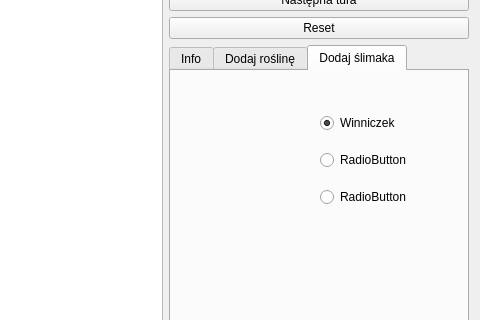
The window that mainwindow.ui (KarolStachurka/PJC) describes before a commit, drawn with Qt 5; both pictures show x 135 to 615 and y 113 to 433 of the 615 by 534 pixel window.
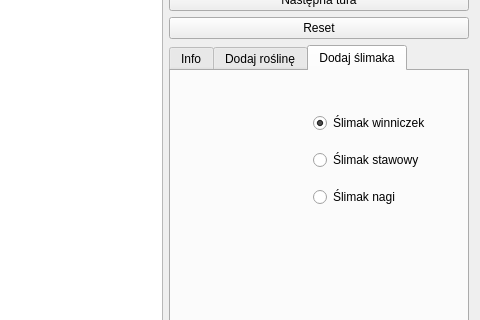
The same window after the commit. The open tabs and pages were chosen to show the change.

```diff
--- a/mainwindow.ui
+++ b/mainwindow.ui
@@ -330,14 +330,14 @@
              <item row="1" column="1">
               <widget class="QRadioButton" name="radioButton">
                <property name="text">
-                <string>RadioButton</string>
+                <string>Ślimak stawowy</string>
                </property>
               </widget>
              </item>
              <item row="0" column="1">
               <widget class="QRadioButton" name="addHelixRadioButton">
                <property name="text">
-                <string>Winniczek</string>
+                <string>Ślimak winniczek</string>
                </property>
                <property name="checked">
                 <bool>true</bool>
@@ -347,7 +347,7 @@
              <item row="2" column="1">
               <widget class="QRadioButton" name="radioButton_3">
                <property name="text">
-                <string>RadioButton</string>
+                <string>Ślimak nagi</string>
                </property>
               </widget>
              </item>
@@ -372,6 +372,9 @@
                <property name="text">
                 <string/>
                </property>
+               <property name="alignment">
+                <set>Qt::AlignCenter</set>
+               </property>
               </widget>
              </item>
              <item row="2" column="0">
@@ -382,6 +385,9 @@
                <property name="text">
                 <string/>
                </property>
+               <property name="alignment">
+                <set>Qt::AlignCenter</set>
+               </property>
               </widget>
              </item>
             </layout>
```
Left out of the diff: 28 changed lines with no effect on the pictures.
